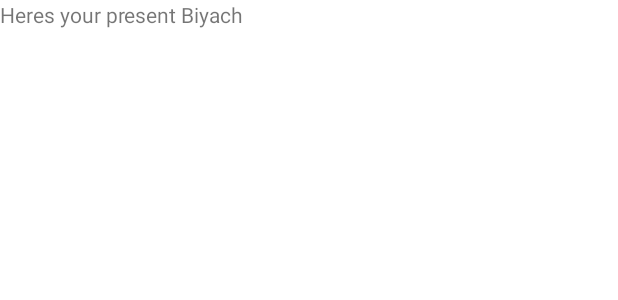
After one commit to tomklecha/IronMan_Stash, an Android app: the layout fragment_finish.xml on its own in the app's theme, with its tools: preview values and no code run, on a phone screen of 412 x 824 dp. The commit adds this screen. Shown: the top 300 px of the screen. Run offline under Robolectric (Android 15) with nearby library versions, the phone set to English and light mode, and no system bars.

Commit message:
added new fragment for finishing the app

```diff
--- a/app/src/main/java/com/tkdev/ironmanstash/MainActivity.java
+++ b/app/src/main/java/com/tkdev/ironmanstash/MainActivity.java
@@ -4,6 +4,7 @@ import android.support.v4.app.FragmentTransaction;
 import android.support.v7.app.AppCompatActivity;
 import android.os.Bundle;
 
+import com.tkdev.ironmanstash.infinity_stones.fragments.Operations;
 import com.tkdev.ironmanstash.infinity_stones.fragments.allstones.InfinityFragment;
 
 
@@ -16,6 +17,8 @@ public class MainActivity extends AppCompatActivity {
         super.onCreate(savedInstanceState);
         setContentView(R.layout.activity_main);
 
+        Operations operations = Operations.get(this);
+
         getSupportFragmentManager()
                 .beginTransaction()
                 .replace(R.id.activity_container, new InfinityFragment() )
--- /dev/null
+++ b/app/src/main/res/layout/fragment_finish.xml
@@ -0,0 +1,15 @@
+<?xml version="1.0" encoding="utf-8"?>
+<FrameLayout xmlns:android="http://schemas.android.com/apk/res/android"
+    xmlns:tools="http://schemas.android.com/tools"
+    android:id="@+id/finish_container"
+    android:layout_width="match_parent"
+    android:layout_height="match_parent"
+    tools:context=".infinity_stones.fragments.finish_fragment.FinishFragment">
+
+    <!-- TODO: Update blank fragment layout -->
+    <TextView
+        android:layout_width="match_parent"
+        android:layout_height="match_parent"
+        android:text="Heres your present Biyach" />
+
+</FrameLayout>
--- a/app/src/main/res/values/strings.xml
+++ b/app/src/main/res/values/strings.xml
@@ -33,5 +33,8 @@
     <string name="space_stone_password">spacepass</string>
     <string name="gather_button">Gather Infinity Stones !!!</string>
 
+    <!-- TODO: Remove or change this placeholder text -->
+    <string name="hello_blank_fragment">Hello blank fragment</string>
+
 
 </resources>
```
Also changed, not shown: app/src/main/java/com/tkdev/ironmanstash/infinity_stones/fragments/allstones/InfinityAdapter.java (+1 -6 lines), app/src/main/java/com/tkdev/ironmanstash/infinity_stones/fragments/allstones/InfinityFragment.java (+40 -8 lines), app/src/main/java/com/tkdev/ironmanstash/infinity_stones/fragments/details/SingleStoneFragmentDetail.java (+5 -5 lines), app/src/main/java/com/tkdev/ironmanstash/infinity_stones/fragments/finish_fragment/FinishFragment.java (added, +30 -0 lines).
